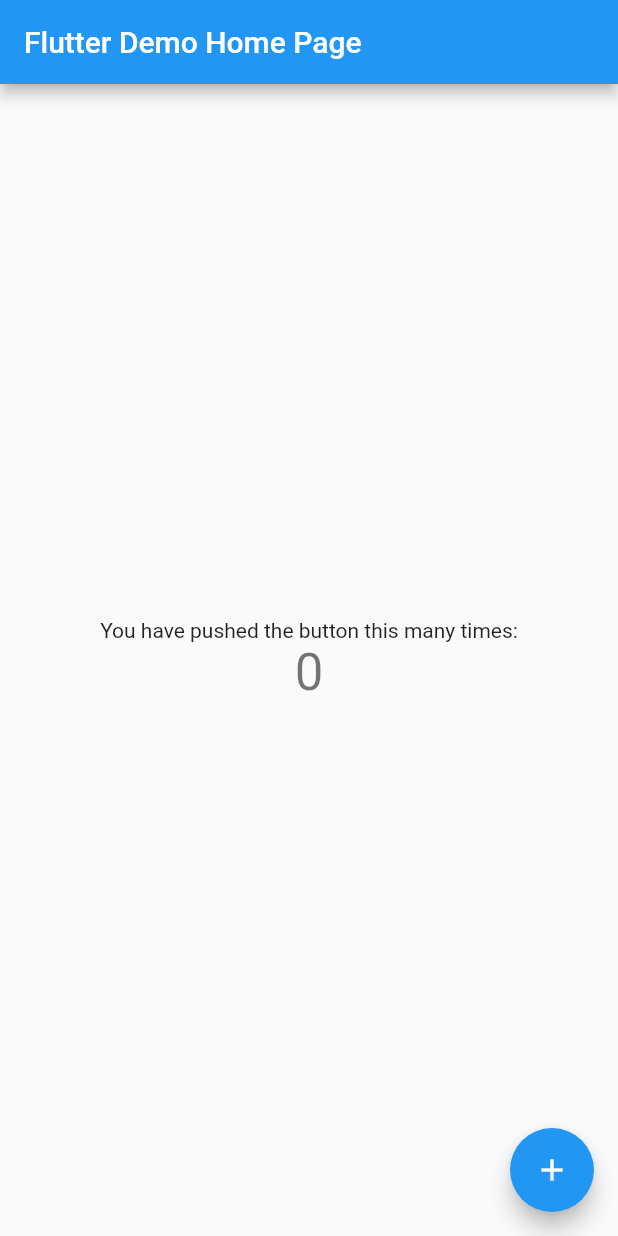
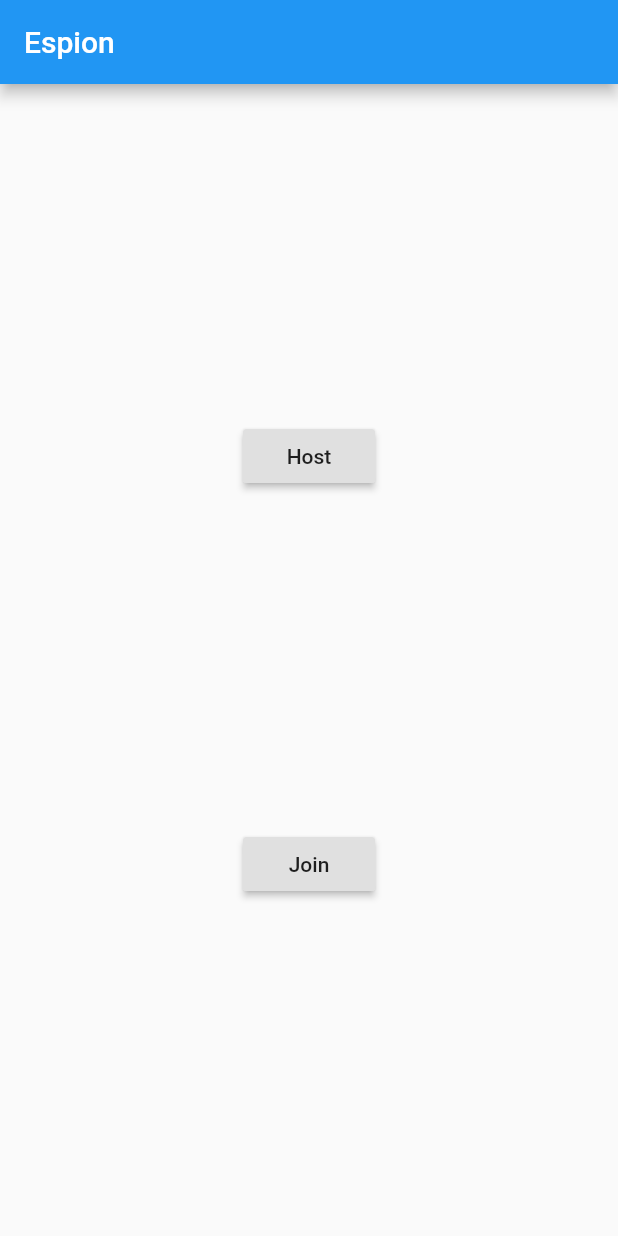
Before and after one commit to luanpotter/espion, a Flutter app: the screen it shows after launch, on a phone screen of 412 x 824 dp. Run offline on Flutter 3.47's test engine with Material 2 defaults, Android fonts, the phone set to English and light mode, and no system bars; our stand-ins replace cloud_firestore; accounts and stored records are empty.

Commit message:
integrating with firebase

```diff
--- a/lib/main.dart
+++ b/lib/main.dart
@@ -1,109 +1,52 @@
 import 'package:flutter/material.dart';
+import 'package:cloud_firestore/cloud_firestore.dart';
 
-void main() => runApp(new MyApp());
+final TextStyle btnStyle = new TextStyle();
+
+void main() => runApp(MyApp());
 
 class MyApp extends StatelessWidget {
-  // This widget is the root of your application.
   @override
   Widget build(BuildContext context) {
-    return new MaterialApp(
-      title: 'Flutter Demo',
-      theme: new ThemeData(
-        // This is the theme of your application.
-        //
-        // Try running your application with "flutter run". You'll see the
-        // application has a blue toolbar. Then, without quitting the app, try
-        // changing the primarySwatch below to Colors.green and then invoke
-        // "hot reload" (press "r" in the console where you ran "flutter run",
-        // or press Run > Flutter Hot Reload in IntelliJ). Notice that the
-        // counter didn't reset back to zero; the application is not restarted.
+    return MaterialApp(
+      title: 'Espion',
+      theme: ThemeData(
         primarySwatch: Colors.blue,
       ),
-      home: new MyHomePage(title: 'Flutter Demo Home Page'),
+      home: HomePage(),
     );
   }
 }
 
-class MyHomePage extends StatefulWidget {
-  MyHomePage({Key key, this.title}) : super(key: key);
-
-  // This widget is the home page of your application. It is stateful, meaning
-  // that it has a State object (defined below) that contains fields that affect
-  // how it looks.
-
-  // This class is the configuration for the state. It holds the values (in this
-  // case the title) provided by the parent (in this case the App widget) and
-  // used by the build method of the State. Fields in a Widget subclass are
-  // always marked "final".
-
-  final String title;
+class HomePage extends StatefulWidget {
 
   @override
-  _MyHomePageState createState() => new _MyHomePageState();
+  _HomePageState createState() => _HomePageState();
 }
 
-class _MyHomePageState extends State<MyHomePage> {
-  int _counter = 0;
+class _HomePageState extends State<HomePage> {
 
-  void _incrementCounter() {
-    setState(() {
-      // This call to setState tells the Flutter framework that something has
-      // changed in this State, which causes it to rerun the build method below
-      // so that the display can reflect the updated values. If we changed
-      // _counter without calling setState(), then the build method would not be
-      // called again, and so nothing would appear to happen.
-      _counter++;
-    });
+  void host() {
+    Firestore.instance.collection('rooms').document().setData({ 'players': '[]' });
   }
+
+  void join() {}
 
   @override
   Widget build(BuildContext context) {
-    // This method is rerun every time setState is called, for instance as done
-    // by the _incrementCounter method above.
-    //
-    // The Flutter framework has been optimized to make rerunning build methods
-    // fast, so that you can just rebuild anything that needs updating rather
-    // than having to individually change instances of widgets.
-    return new Scaffold(
-      appBar: new AppBar(
-        // Here we take the value from the MyHomePage object that was created by
-        // the App.build method, and use it to set our appbar title.
-        title: new Text(widget.title),
+    return Scaffold(
+      appBar: AppBar(
+        title: Text('Espion'),
       ),
-      body: new Center(
-        // Center is a layout widget. It takes a single child and positions it
-        // in the middle of the parent.
-        child: new Column(
-          // Column is also layout widget. It takes a list of children and
-          // arranges them vertically. By default, it sizes itself to fit its
-          // children horizontally, and tries to be as tall as its parent.
-          //
-          // Invoke "debug paint" (press "p" in the console where you ran
-          // "flutter run", or select "Toggle Debug Paint" from the Flutter tool
-          // window in IntelliJ) to see the wireframe for each widget.
-          //
-          // Column has various properties to control how it sizes itself and
-          // how it positions its children. Here we use mainAxisAlignment to
-          // center the children vertically; the main axis here is the vertical
-          // axis because Columns are vertical (the cross axis would be
-          // horizontal).
-          mainAxisAlignment: MainAxisAlignment.center,
-          children: <Widget>[
-            new Text(
-              'You have pushed the button this many times:',
-            ),
-            new Text(
-              '$_counter',
-              style: Theme.of(context).textTheme.display1,
-            ),
+      body: Center(
+        child: Column(
+          mainAxisAlignment: MainAxisAlignment.spaceEvenly,
+          children: [
+            RaisedButton(child: Text('Host', style: btnStyle), onPressed: () => host()),
+            RaisedButton(child: Text('Join', style: btnStyle), onPressed: () => join()),
           ],
         ),
       ),
-      floatingActionButton: new FloatingActionButton(
-        onPressed: _incrementCounter,
-        tooltip: 'Increment',
-        child: new Icon(Icons.add),
-      ), // This trailing comma makes auto-formatting nicer for build methods.
     );
   }
 }
```
Also changed, not shown: pubspec.yaml (+1 -49 lines), pubspec.lock, 9 other files.
